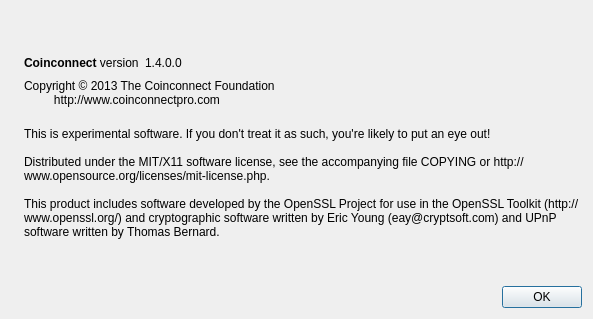
First picture: the form in src/qt/forms/aboutdialog.ui, repository coinconnectchain/coinconnectpro, before the edit.
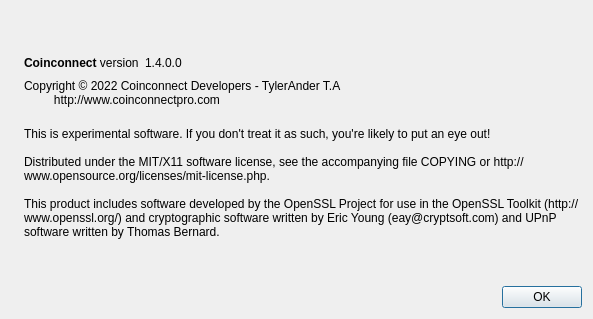
Second picture: the form after the edit. Icons and pictures are not drawn.

The edit to the form file:
```diff
--- a/src/qt/forms/aboutdialog.ui
+++ b/src/qt/forms/aboutdialog.ui
@@ -91,7 +91,7 @@
         <cursorShape>IBeamCursor</cursorShape>
        </property>
        <property name="text">
-        <string>Copyright © 2013 The Coinconnect Foundation
+        <string>Copyright © 2022 Coinconnect Developers - TylerAnder T.A
          http://www.coinconnectpro.com</string>
        </property>
        <property name="textInteractionFlags">
```
